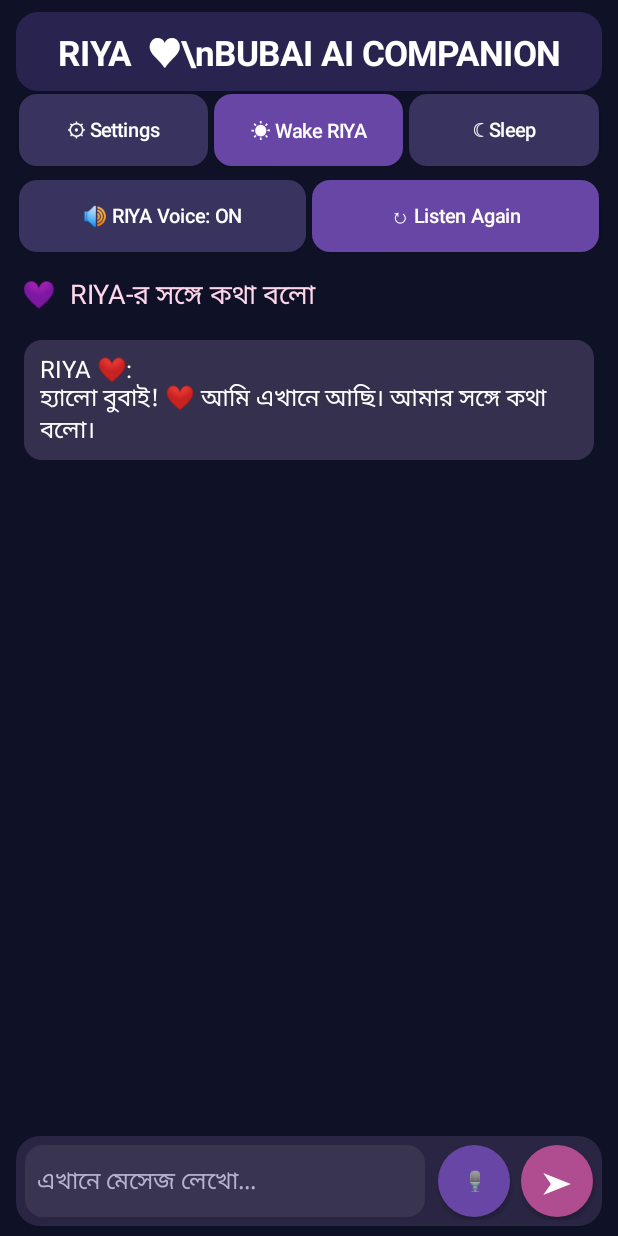
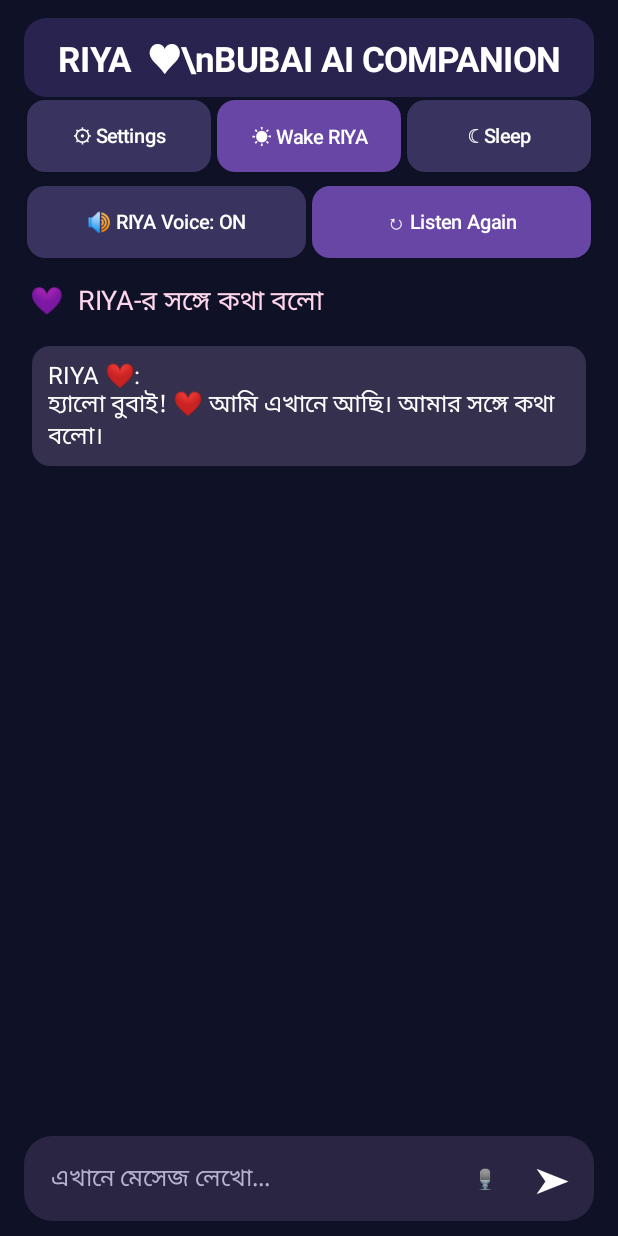
Before and after one commit to bubaidas74484-source/RIYA-Floating-App-, an Android app: the screen it shows after launch (MainActivity), on a phone screen of 412 x 824 dp. Run offline under Robolectric (Android 15) with nearby library versions, the phone set to English and light mode, and no system bars.

Commit message:
Refine ChatGPT-style input bar and Android 15 keyboard insets

```diff
--- a/app/src/main/java/com/bubai/riya/MainActivity.java
+++ b/app/src/main/java/com/bubai/riya/MainActivity.java
@@ -17,6 +17,9 @@ import android.widget.RadioGroup;
 import android.content.Intent;
 import android.net.Uri;
 import android.os.Bundle;
+import android.os.Build;
+import android.view.View;
+import android.view.WindowInsets;
 import android.provider.Settings;
 import android.view.Gravity;
 import android.view.inputmethod.InputMethodManager;
@@ -56,6 +59,9 @@ public class MainActivity extends Activity {
         getWindow().setStatusBarColor(Color.rgb(15, 17, 38));
         getWindow().setNavigationBarColor(Color.rgb(15, 17, 38));
         getWindow().setSoftInputMode(WindowManager.LayoutParams.SOFT_INPUT_ADJUST_RESIZE);
+        if (Build.VERSION.SDK_INT >= 30) {
+            getWindow().setDecorFitsSystemWindows(false);
+        }
 
         voiceEnabled = getSharedPreferences("riya_settings", MODE_PRIVATE)
                 .getBoolean("voice_enabled", true);
@@ -65,6 +71,17 @@ public class MainActivity extends Activity {
         layout.setPadding(16, 12, 16, 10);
         layout.setBackgroundColor(Color.rgb(15, 17, 38));
         layout.setFocusableInTouchMode(true);
+
+        if (Build.VERSION.SDK_INT >= 30) {
+            layout.setOnApplyWindowInsetsListener((view, insets) -> {
+                int top = insets.getInsets(WindowInsets.Type.statusBars()).top;
+                int nav = insets.getInsets(WindowInsets.Type.navigationBars()).bottom;
+                int ime = insets.getInsets(WindowInsets.Type.ime()).bottom;
+                view.setPadding(dp(16), top + dp(12), dp(16),
+                        dp(10) + Math.max(nav, ime));
+                return insets;
+            });
+        }
 
         TextView title = new TextView(this);
         title.setText("RIYA  ♥\\nBUBAI AI COMPANION");
@@ -135,8 +152,8 @@ public class MainActivity extends Activity {
         LinearLayout inputRow = new LinearLayout(this);
         inputRow.setOrientation(LinearLayout.HORIZONTAL);
         inputRow.setGravity(Gravity.CENTER_VERTICAL);
-        inputRow.setPadding(4, 6, 4, 6);
-        inputRow.setBackground(roundBg(0xFF292542, 24));
+        inputRow.setPadding(8, 5, 8, 5);
+        inputRow.setBackground(roundBg(0xFF292542, 28));
 
         messageInput = new EditText(this);
         messageInput.setSingleLine(false);
@@ -145,9 +162,9 @@ public class MainActivity extends Activity {
         messageInput.setTextColor(Color.WHITE);
         messageInput.setHintTextColor(0xFFB8B3CC);
         messageInput.setHint("এখানে মেসেজ লেখো...");
-        messageInput.setPadding(12, 10, 12, 10);
-        messageInput.setMinHeight(dp(48));
-        messageInput.setBackground(roundBg(0xFF393550, 18));
+        messageInput.setPadding(14, 10, 8, 10);
+        messageInput.setMinHeight(dp(46));
+        messageInput.setBackgroundColor(Color.TRANSPARENT);
         messageInput.setImeOptions(EditorInfo.IME_ACTION_SEND);
 
         LinearLayout.LayoutParams inputParams = new LinearLayout.LayoutParams(
@@ -155,17 +172,17 @@ public class MainActivity extends Activity {
         inputParams.setMargins(dp(3), dp(2), dp(5), dp(2));
         inputRow.addView(messageInput, inputParams);
 
-        micButton = makeButton("🎙", 0xFF6846A5);
+        micButton = makeButton("🎙", Color.TRANSPARENT);
         micButton.setOnClickListener(v -> startVoiceInput());
         styleInputButton(micButton);
-        LinearLayout.LayoutParams micParams = new LinearLayout.LayoutParams(dp(48), dp(48));
+        LinearLayout.LayoutParams micParams = new LinearLayout.LayoutParams(dp(38), dp(42));
         micParams.setMargins(dp(3), dp(2), dp(4), dp(2));
         inputRow.addView(micButton, micParams);
 
-        sendButton = makeButton("➤", 0xFFB04D91);
-        sendButton.setTextSize(20);
+        sendButton = makeButton("➤", Color.TRANSPARENT);
+        sendButton.setTextSize(23);
         styleInputButton(sendButton);
-        LinearLayout.LayoutParams sendParams = new LinearLayout.LayoutParams(dp(48), dp(48));
+        LinearLayout.LayoutParams sendParams = new LinearLayout.LayoutParams(dp(38), dp(42));
         sendParams.setMargins(dp(3), dp(2), dp(3), dp(2));
         inputRow.addView(sendButton, sendParams);
 
@@ -185,10 +202,13 @@ public class MainActivity extends Activity {
         button.setMinWidth(0);
         button.setMinimumWidth(0);
         button.setMinHeight(0);
+        button.setMinimumHeight(0);
         button.setPadding(0, 0, 0, 0);
         button.setGravity(Gravity.CENTER);
-        button.setBackground(roundBg(
-                button == micButton ? 0xFF6846A5 : 0xFFB04D91, 50));
+        button.setTextColor(Color.WHITE);
+        button.setBackgroundColor(Color.TRANSPARENT);
+        button.setElevation(0);
+        button.setStateListAnimator(null);
     }
 
     private GradientDrawable roundBg(int color, int radius) {
@@ -256,7 +276,7 @@ public class MainActivity extends Activity {
 
         speechRecognizer.setRecognitionListener(new RecognitionListener() {
             @Override public void onReadyForSpeech(Bundle params) {
-                runOnUiThread(() -> micButton.setText("🎙 শুনছি..."));
+                runOnUiThread(() -> micButton.setText("🎙"));
             }
             @Override public void onResults(Bundle results) {
                 java.util.ArrayList<String> matches =
@@ -394,7 +414,7 @@ public class MainActivity extends Activity {
                 if (connection != null) connection.disconnect();
                 runOnUiThread(() -> {
                     sendButton.setEnabled(true);
-                    sendButton.setText("পাঠাও");
+                    sendButton.setText("➤");
                 });
             }
         }).start();
```
